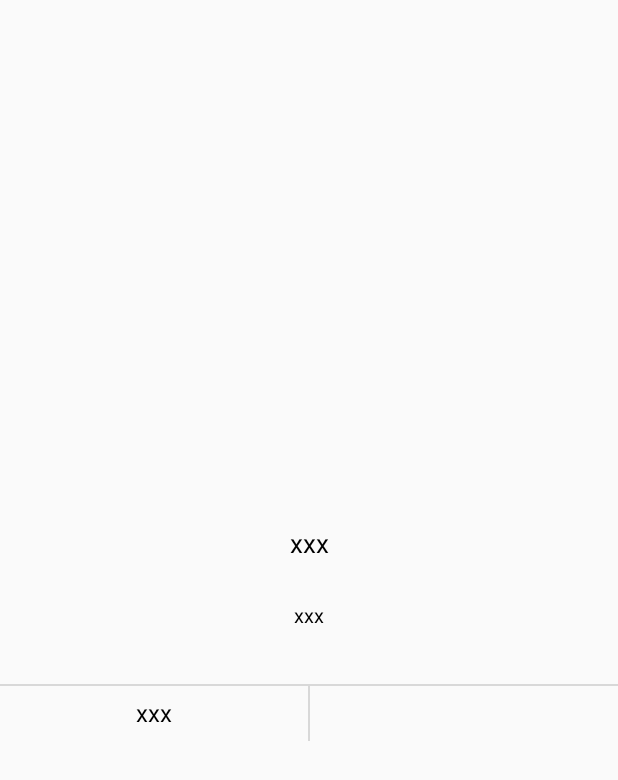
After one commit to lion-Hou/robot, an Android app: the layout dialog_normal.xml on its own in the app's theme, with its tools: preview values and no code run, on a phone screen of 412 x 824 dp. The commit adds this screen. Shown: the top 780 px of the screen. Run offline under Robolectric (Android 15) with nearby library versions, the phone set to English and light mode, and no system bars.

Commit message:
Zhihan change 12.3(1)

```diff
--- a/app/src/main/java/com/example/robot/map/AddNewMapFragment.java
+++ b/app/src/main/java/com/example/robot/map/AddNewMapFragment.java
@@ -85,7 +85,6 @@ public class AddNewMapFragment extends Fragment implements View.OnClickListener{
 
     @Override
     public View onCreateView(LayoutInflater inflater, ViewGroup container, Bundle savedInstanceState) {
-
         view = inflater.inflate(R.layout.fragment_add_new_map, container, false);
         ButterKnife.bind(this, view);
         gsonUtils = new GsonUtils();
--- /dev/null
+++ b/app/src/main/res/layout/dialog_normal.xml
@@ -0,0 +1,74 @@
+<?xml version="1.0" encoding="utf-8"?>
+<RelativeLayout  xmlns:android="http://schemas.android.com/apk/res/android"
+    android:layout_width="match_parent"
+    android:layout_height="match_parent">
+
+    <LinearLayout
+        android:id="@+id/lin"
+        android:layout_width="match_parent"
+        android:layout_height="164dp"
+        android:layout_centerInParent="true"
+        android:layout_marginLeft="0dp"
+        android:layout_marginRight="0dp"
+        android:orientation="vertical">
+
+        <TextView
+            android:id="@+id/tv_alert_title"
+            android:layout_width="match_parent"
+            android:layout_height="20dp"
+            android:layout_marginTop="20dp"
+            android:gravity="center"
+            android:text="xxx"
+            android:textColor="#ff000000"
+            android:textSize="17sp" />
+
+        <TextView
+            android:id="@+id/tv_alert_content"
+            android:layout_width="match_parent"
+            android:layout_height="52dp"
+            android:layout_marginTop="14dp"
+            android:gravity="center"
+            android:text="xxx"
+            android:textColor="#ff000000"
+            android:textSize="13sp" />
+
+        <RelativeLayout
+            android:layout_width="match_parent"
+            android:layout_height="38dp"
+            android:layout_marginTop="20dp">
+
+            <View
+                android:id="@+id/view"
+                android:layout_width="wrap_content"
+                android:layout_height="1dp"
+                android:background="#ffd8d8d8" />
+
+            <TextView
+                android:id="@+id/tv_dialog_cancel"
+                android:layout_width="match_parent"
+                android:layout_height="match_parent"
+                android:layout_toLeftOf="@+id/view_line"
+                android:gravity="center"
+
+                android:text="xxx"
+                android:textColor="#ff000000"
+                android:textSize="16sp" />
+
+            <View
+                android:id="@+id/view_line"
+                android:layout_width="1dp"
+                android:layout_height="match_parent"
+                android:layout_centerInParent="true"
+                android:background="#ffd8d8d8" />
+
+            <TextView
+                android:id="@+id/tv_dialog_ok"
+                android:layout_width="match_parent"
+                android:layout_height="match_parent"
+                android:layout_toRightOf="@+id/view_line"
+                android:gravity="center"
+                android:textColor="#3072F6"
+                android:textSize="16sp" />
+        </RelativeLayout>
+    </LinearLayout>
+</RelativeLayout>
```
Also changed, not shown: app/src/main/java/com/example/robot/MainActivity.java (+11 -32 lines), app/src/main/java/com/example/robot/util/NormalDialogUtil.java (added, +84 -0 lines).
